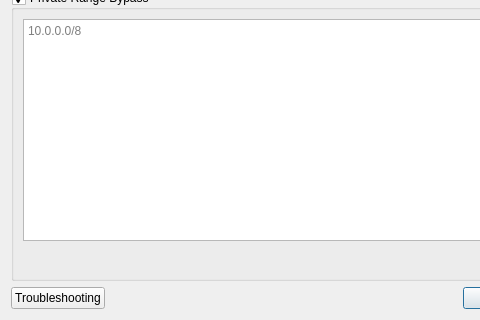
Old version of the form upstream/include/ui/setting/dialog_vpn_settings.ui in the repository hopol/throne-mirror; both pictures show x 0 to 480 and y 280 to 600 of the 640 by 600 pixel window.
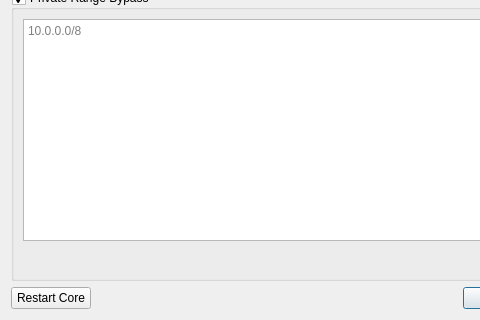
New version of the form.

```diff
--- a/upstream/include/ui/setting/dialog_vpn_settings.ui
+++ b/upstream/include/ui/setting/dialog_vpn_settings.ui
@@ -256,7 +256,7 @@
      <item>
       <widget class="QPushButton" name="troubleshooting">
        <property name="text">
-        <string>Troubleshooting</string>
+        <string>Restart Core</string>
        </property>
       </widget>
      </item>
```
Left out of the diff: 7 changed lines with no effect on the pictures.
